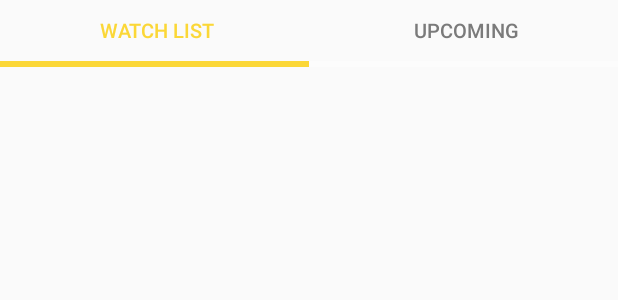
After one commit to Cyber-Monkeys/tvtime2, an Android app: the layout activity_shows_watch_list_default_page.xml on its own in the app's theme, with its tools: preview values and no code run, on a phone screen of 412 x 824 dp. The commit adds this screen. Shown: the top 300 px of the screen. Run offline under Robolectric (Android 15) with nearby library versions, the phone set to English and light mode, and no system bars.

Commit message:
Create shows watch list default page Make top tab

```diff
--- a/app/build.gradle
+++ b/app/build.gradle
@@ -26,4 +26,5 @@ dependencies {
     androidTestImplementation 'androidx.test:runner:1.2.0'
     androidTestImplementation 'androidx.test.ext:junit:1.1.1'
     androidTestImplementation 'androidx.test.espresso:espresso-core:3.2.0'
+    implementation 'com.google.android.material:material:1.0.0'
 }
--- /dev/null
+++ b/app/src/main/java/com/example/tvtime2/ShowsWatchListDefaultPage.java
@@ -0,0 +1,14 @@
+package com.example.tvtime2;
+
+import androidx.appcompat.app.AppCompatActivity;
+
+import android.os.Bundle;
+
+public class ShowsWatchListDefaultPage extends AppCompatActivity {
+
+    @Override
+    protected void onCreate(Bundle savedInstanceState) {
+        super.onCreate(savedInstanceState);
+        setContentView(R.layout.activity_shows_watch_list_default_page);
+    }
+}
--- /dev/null
+++ b/app/src/main/res/drawable/myrect.xml
@@ -0,0 +1,7 @@
+<?xml version="1.0" encoding="utf-8"?>
+<!-- res/drawable/myrect.xml -->
+<shape xmlns:android="http://schemas.android.com/apk/res/android"
+    android:shape="rectangle">
+    <solid android:color="#42000000" />
+    <corners android:radius="3dp" />
+</shape>
--- /dev/null
+++ b/app/src/main/res/layout/activity_shows_watch_list_default_page.xml
@@ -0,0 +1,62 @@
+<?xml version="1.0" encoding="utf-8"?>
+<androidx.constraintlayout.widget.ConstraintLayout xmlns:android="http://schemas.android.com/apk/res/android"
+    xmlns:app="http://schemas.android.com/apk/res-auto"
+    xmlns:tools="http://schemas.android.com/tools"
+    android:layout_width="match_parent"
+    android:layout_height="match_parent"
+    tools:context=".ShowsWatchListDefaultPage">
+
+    <LinearLayout
+        android:id="@+id/linearLayout2"
+        android:layout_width="match_parent"
+        android:layout_height="45dp"
+        android:elevation="5dp"
+        android:orientation="vertical"
+        app:layout_constraintStart_toStartOf="parent"
+        app:layout_constraintTop_toTopOf="parent">
+
+        <LinearLayout
+            android:id="@+id/linearLayout"
+            android:layout_width="match_parent"
+            android:layout_height="40dp"
+            android:gravity="center"
+            android:orientation="horizontal"
+            android:weightSum="10">
+
+            <TextView
+                android:id="@+id/textView"
+                android:layout_width="wrap_content"
+                android:layout_height="wrap_content"
+                android:layout_weight="5"
+                android:fontFamily="sans-serif-light"
+                android:text="WATCH LIST"
+                android:textAlignment="center"
+                android:textColor="@color/hintColor"
+                android:textSize="13sp"
+                android:textStyle="bold" />
+
+            <TextView
+                android:id="@+id/textView2"
+                android:layout_width="wrap_content"
+                android:layout_height="wrap_content"
+                android:layout_weight="5"
+                android:fontFamily="sans-serif-light"
+                android:text="UPCOMING"
+                android:textAlignment="center"
+                android:textColor="#7A7A7A"
+                android:textSize="13sp"
+                android:textStyle="bold" />
+        </LinearLayout>
+
+        <ProgressBar
+            android:id="@+id/progressBar"
+            style="?android:attr/progressBarStyleHorizontal"
+            android:layout_width="match_parent"
+            android:layout_height="wrap_content"
+            android:progress="50"
+            android:progressBackgroundTint="#FFFFFF"
+            android:progressTint="@color/hintColor" />
+
+    </LinearLayout>
+
+</androidx.constraintlayout.widget.ConstraintLayout>
--- a/app/src/main/res/values/colors.xml
+++ b/app/src/main/res/values/colors.xml
@@ -3,4 +3,6 @@
     <color name="colorPrimary">#008577</color>
     <color name="colorPrimaryDark">#00574B</color>
     <color name="colorAccent">#D81B60</color>
+    <color name="hintColor" >#FBD737</color>
+    <color name="header_unselected">#7A7A7A</color>
 </resources>
--- a/app/src/main/res/values/styles.xml
+++ b/app/src/main/res/values/styles.xml
@@ -1,7 +1,7 @@
 <resources>
 
     <!-- Base application theme. -->
-    <style name="AppTheme" parent="Theme.AppCompat.Light.DarkActionBar">
+    <style name="AppTheme" parent="Theme.AppCompat.Light.NoActionBar">
         <!-- Customize your theme here. -->
         <item name="colorPrimary">@color/colorPrimary</item>
         <item name="colorPrimaryDark">@color/colorPrimaryDark</item>
```
